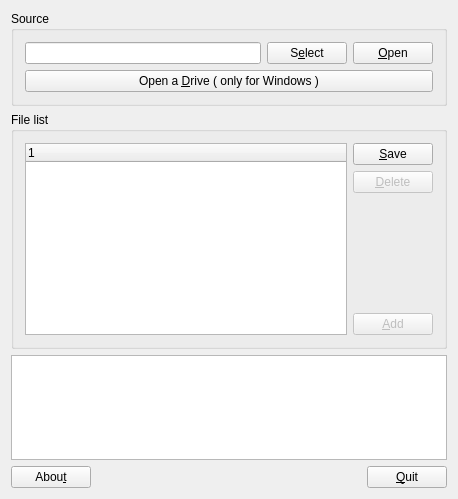
The window that widget.ui (futr/MicomFSReader) describes before a commit, drawn with Qt 5.
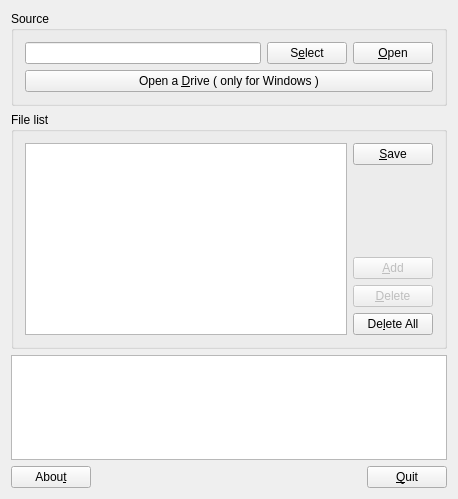
The same window after the commit. Icons and pictures are not drawn.

Commit message: Add delete all button and modify micomfs_dev.c

Patch:
```diff
--- a/widget.ui
+++ b/widget.ui
@@ -70,7 +70,7 @@
       <item>
        <widget class="QTreeWidget" name="fileListWidget">
         <attribute name="headerVisible">
-         <bool>true</bool>
+         <bool>false</bool>
         </attribute>
         <column>
          <property name="text">
@@ -88,19 +88,6 @@
           </property>
          </widget>
         </item>
-        <item>
-         <widget class="QPushButton" name="deleteButton">
-          <property name="enabled">
-           <bool>false</bool>
-          </property>
-          <property name="text">
-           <string>&amp;Delete</string>
-          </property>
-          <property name="flat">
-           <bool>false</bool>
-          </property>
-         </widget>
-        </item>
         <item>
          <spacer name="verticalSpacer">
           <property name="orientation">
@@ -127,6 +114,26 @@
           </property>
          </widget>
         </item>
+        <item>
+         <widget class="QPushButton" name="deleteButton">
+          <property name="enabled">
+           <bool>false</bool>
+          </property>
+          <property name="text">
+           <string>&amp;Delete</string>
+          </property>
+          <property name="flat">
+           <bool>false</bool>
+          </property>
+         </widget>
+        </item>
+        <item>
+         <widget class="QPushButton" name="clearButton">
+          <property name="text">
+           <string>De&amp;lete All</string>
+          </property>
+         </widget>
+        </item>
        </layout>
       </item>
      </layout>
```
The commit also changes 5 other files.
